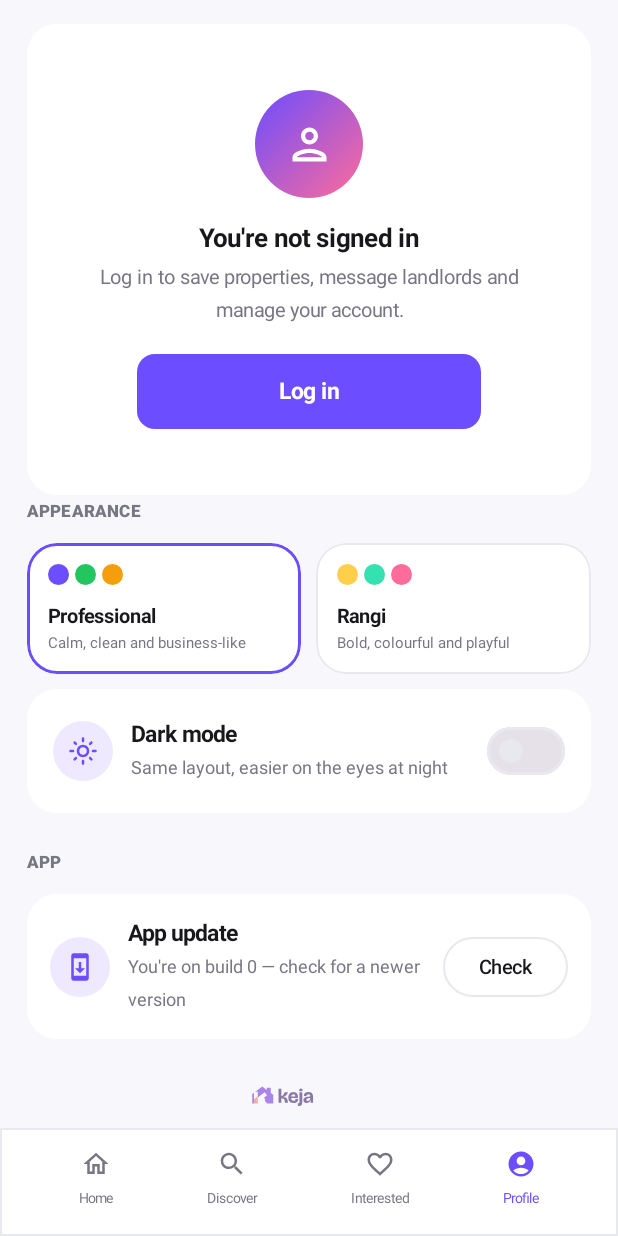
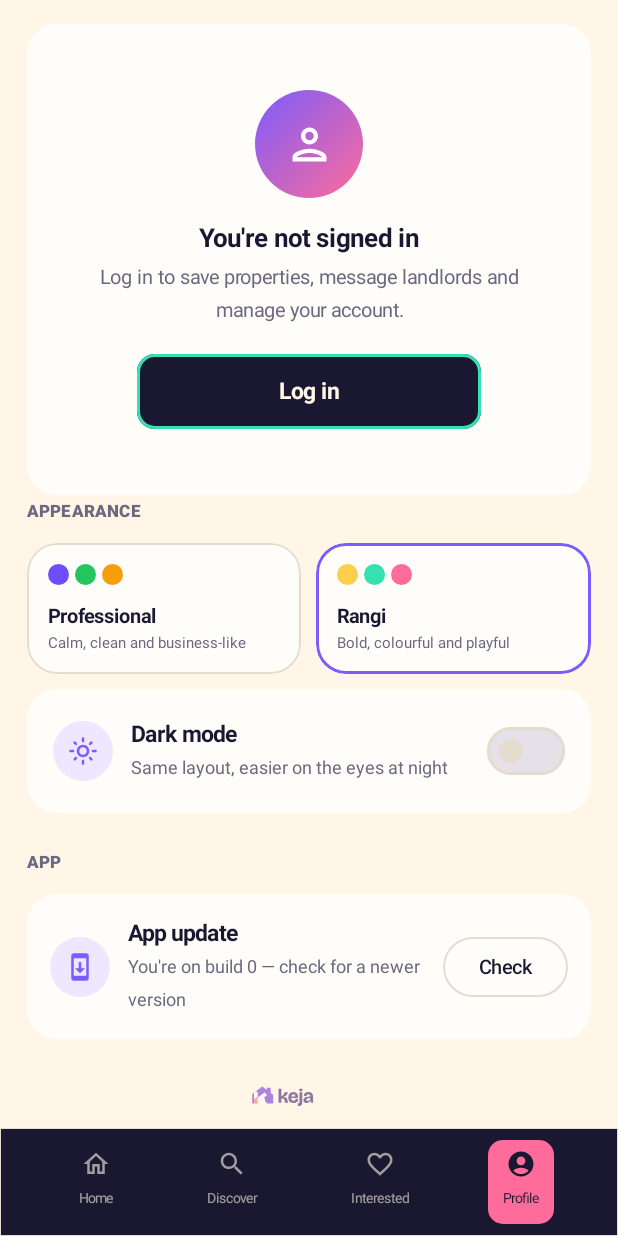
Before and after one commit to obsidianlabs101-spec/keja-app, an Android app built with Jetpack Compose: the ProfileScreen screen opened through its navigation route, on a phone screen of 412 x 824 dp. Run offline under Robolectric (Android 15) with nearby library versions, the phone set to English and light mode, and no system bars; network calls fail; pictures from the network do not load.

Commit message:
Model the app on Rangi light: Rangi + light are now the defaults (app and website; Professional/dark still selectable in Profile). Landlord dashboard stat tiles + listing rows, landlord-profile stats and the new comments page use the Rangi outlined/hard-shadow cards; Discover pills/buttons get the sun/coral Rangi accents.

```diff
--- a/android/app/src/main/java/com/keja/app/MainActivity.kt
+++ b/android/app/src/main/java/com/keja/app/MainActivity.kt
@@ -72,8 +72,8 @@ class MainActivity : ComponentActivity() {
                 }
             }
 
-            val themeStyle by sessionStore.themeStyleFlow.collectAsState(initial = KejaThemeStyle.PROFESSIONAL)
-            val darkOverride by sessionStore.darkOverrideFlow.collectAsState(initial = null)
+            val themeStyle by sessionStore.themeStyleFlow.collectAsState(initial = KejaThemeStyle.RANGI)
+            val darkOverride by sessionStore.darkOverrideFlow.collectAsState(initial = false)
 
             KejaTheme(themeStyle = themeStyle, darkOverride = darkOverride) {
                 KejaNavGraph(
--- a/android/app/src/main/java/com/keja/app/data/SessionStore.kt
+++ b/android/app/src/main/java/com/keja/app/data/SessionStore.kt
@@ -35,9 +35,9 @@ class SessionStore(private val context: Context) {
     }
 
     // null = follow the system's light/dark setting, same default as the website.
-    val darkOverrideFlow: Flow<Boolean?> = context.dataStore.data.map { it[darkOverrideKey] }
+    val darkOverrideFlow: Flow<Boolean?> = context.dataStore.data.map { it[darkOverrideKey] ?: false }
     val themeStyleFlow: Flow<KejaThemeStyle> = context.dataStore.data.map { prefs ->
-        if (prefs[themeStyleKey] == "rangi") KejaThemeStyle.RANGI else KejaThemeStyle.PROFESSIONAL
+        if (prefs[themeStyleKey] == "pro") KejaThemeStyle.PROFESSIONAL else KejaThemeStyle.RANGI
     }
 
     suspend fun notifiedAlertIds(): Set<String> = context.dataStore.data.map { it[notifiedAlertIdsKey] ?: emptySet() }.first()
--- a/android/app/src/main/java/com/keja/app/ui/screens/ProfileScreen.kt
+++ b/android/app/src/main/java/com/keja/app/ui/screens/ProfileScreen.kt
@@ -64,7 +64,7 @@ fun ProfileScreen(
     val user by repo.currentUser.collectAsState()
 
     val currentStyle by sessionStore.themeStyleFlow.collectAsState(initial = KejaThemeStyle.PROFESSIONAL)
-    val darkOverride by sessionStore.darkOverrideFlow.collectAsState(initial = null)
+    val darkOverride by sessionStore.darkOverrideFlow.collectAsState(initial = false)
     val systemDark = androidx.compose.foundation.isSystemInDarkTheme()
     val isDarkNow = darkOverride ?: systemDark
 
```
Also changed, not shown: android/app/src/main/java/com/keja/app/ui/screens/DiscoverScreen.kt (+5 -4 lines), android/app/src/main/java/com/keja/app/ui/screens/LandlordCommentsScreen.kt (+7 -5 lines), android/app/src/main/java/com/keja/app/ui/screens/LandlordDashboardScreen.kt (+6 -17 lines), android/app/src/main/java/com/keja/app/ui/screens/LandlordProfileScreen.kt (+3 -5 lines), 1 other file.
